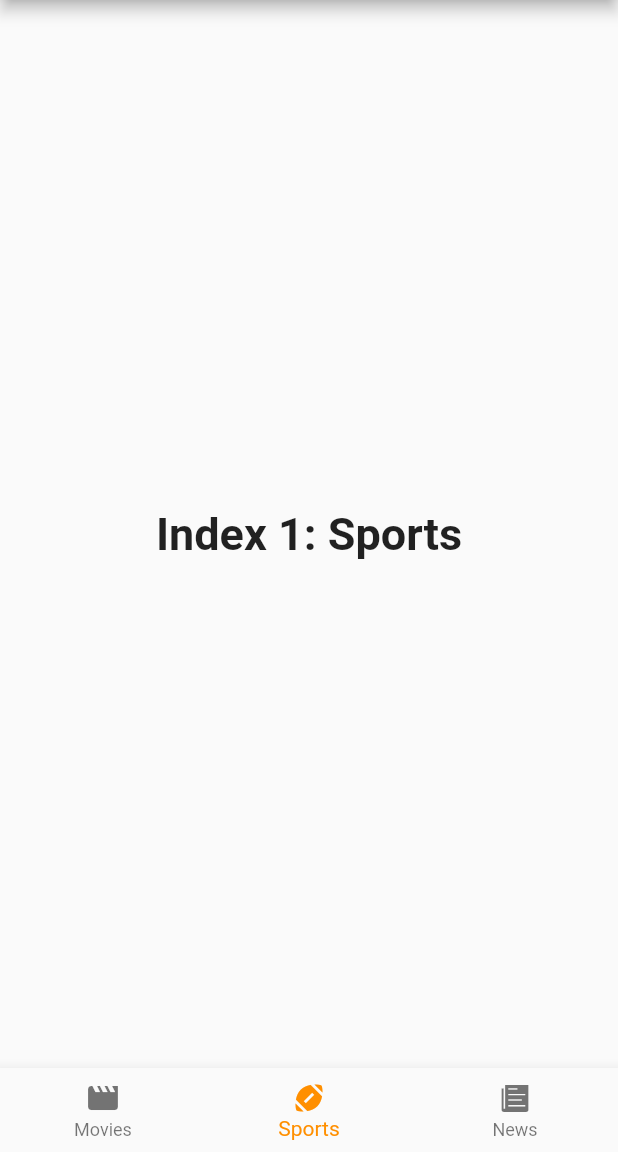
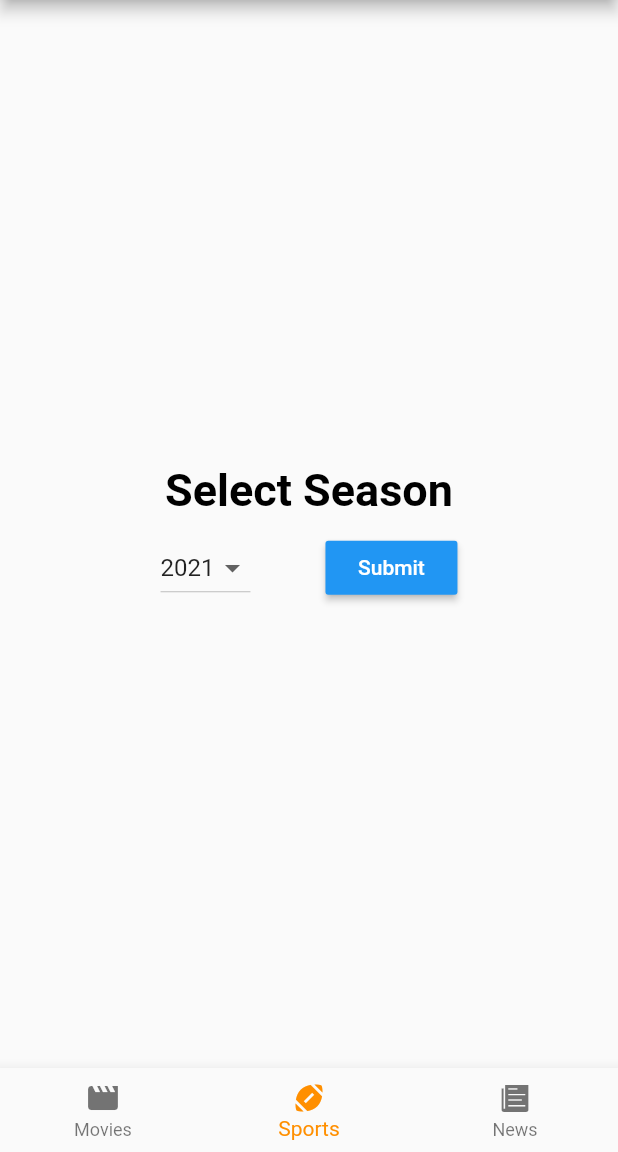
Before and after one commit to Aravindsai24/entertainment_app, a Flutter app: the screen it shows after launch, item 2 of the bottom bar chosen, on a phone screen of 412 x 824 dp, the part 84-1236 px from its top. Run offline on Flutter 3.47's test engine with Material 2 defaults, Android fonts, the phone set to English and light mode, and no system bars.

Commit message:
season selector screen added

```diff
--- a/lib/Football/FootballApi.dart
+++ b/lib/Football/FootballApi.dart
@@ -4,15 +4,20 @@ import 'package:http/http.dart';
 import 'FootballMatch.dart';
 
 class FootballApi {
-  final  url = Uri.parse("https://v3.football.api-sports.io/fixtures?season=2020&league=39");
+  String? url;
+  void setSeason(String? season){
+    url="https://v3.football.api-sports.io/fixtures?$season=2020&league=39";
+  }
+
+
   static const headers = {
     'x-rapidapi-host': "v3.football.api-sports.io",
     //Always make sure to check the api key and the limit of a request in a free api
-    'x-rapidapi-key': "75f283c5b57231cb0e16694e36962f17"
+    'x-rapidapi-key': "c60b6e30365b0f0c0b8de20f60b2b02a"
   };
 
   Future<List<FootballMatch>> getAllMatches() async {
-    Response res = await get(url, headers: headers);
+    Response res = await get(Uri.parse(url!), headers: headers);
     var body;
     List<FootballMatch> matches=[];
     if (res.statusCode == 200) {
--- a/lib/Football/MatchTile.dart
+++ b/lib/Football/MatchTile.dart
@@ -1,3 +1,4 @@
+import 'package:entertainment_app/Football/matchstat.dart';
 import 'package:flutter/material.dart';
 import 'package:entertainment_app/Football/goalstat.dart';
 
@@ -13,7 +14,7 @@ Widget MatchTile(FootballMatch match) {
   return InkWell(
   child:Container(
     margin: EdgeInsets.symmetric(vertical: 12.0),
-    child: Flexible(
+    child: Expanded(
       child:Row(
       mainAxisAlignment: MainAxisAlignment.center,
       crossAxisAlignment: CrossAxisAlignment.center,
@@ -58,6 +59,6 @@ Widget MatchTile(FootballMatch match) {
         ),
       ],
     ),)
-  )
+  ),
   );
 }
--- a/lib/Football/main.dart
+++ b/lib/Football/main.dart
@@ -4,9 +4,9 @@ import 'package:entertainment_app/Football/FootballMatch.dart';
 import 'FootballApi.dart';
 import 'PageBody.dart';
 
-void main() => runApp(MyApp());
+//void main() => runApp(MyApp());
 
-class MyApp extends StatelessWidget {
+class MyFootballApp extends StatelessWidget {
   @override
   Widget build(BuildContext context) {
     return MaterialApp(
--- /dev/null
+++ b/lib/Football/seasonSelect.dart
@@ -0,0 +1,70 @@
+import 'package:entertainment_app/Football/FootballApi.dart';
+import 'package:entertainment_app/Football/main.dart';
+import 'package:flutter/material.dart';
+
+class seasonSelect extends StatefulWidget {
+  const seasonSelect({Key? key}) : super(key: key);
+
+  @override
+  _seasonSelectState createState() => _seasonSelectState();
+}
+
+class _seasonSelectState extends State<seasonSelect> {
+  String? dropDownValue = "2021";
+  var seasons = {'2021', '2020', '2019', '2018'};
+
+  @override
+  Widget build(BuildContext context) {
+    return Scaffold(
+      body: Center(
+        child: Column(
+          mainAxisAlignment: MainAxisAlignment.center,
+          crossAxisAlignment: CrossAxisAlignment.center,
+          children: <Widget>[
+            Text(
+              'Select Season',
+              style: TextStyle(
+                  color: Colors.black,
+                  fontWeight: FontWeight.bold,
+                  fontSize: 30),
+            ),
+            SizedBox(height: 10),
+            Row(
+              mainAxisAlignment: MainAxisAlignment.center,
+              crossAxisAlignment: CrossAxisAlignment.center,
+              children: <Widget>[
+                DropdownButton(
+                  items: seasons.map((e) {
+                    return DropdownMenuItem(
+                      value: e,
+                      child: Text(e),
+                    );
+                  }).toList(),
+                  onChanged: (String? newValue) {
+                    setState(() {
+                      dropDownValue = newValue;
+                    });
+                  },
+                  value: dropDownValue,
+                ),
+                SizedBox(width: 50),
+                RaisedButton(
+                  color: Colors.blue,
+                  child: Text(
+                    'Submit',
+                    style: TextStyle(color: Colors.white),
+                  ),
+                  onPressed: () {
+                    FootballApi().setSeason(dropDownValue);
+                    Navigator.of(context).push(MaterialPageRoute(
+                        builder: (context) => MyFootballApp()));
+                  },
+                ),
+              ],
+            ),
+          ],
+        ),
+      ),
+    );
+  }
+}
--- a/lib/main.dart
+++ b/lib/main.dart
@@ -1,5 +1,8 @@
+import 'package:entertainment_app/Football/seasonSelect.dart';
 import 'package:flutter/cupertino.dart';
 import 'package:flutter/material.dart';
+
+import 'Football/main.dart';
 
 void main() {
   runApp(MyApp());
@@ -13,6 +16,7 @@ class MyApp extends StatelessWidget {
   @override
   Widget build(BuildContext context) {
     return const MaterialApp(
+      debugShowCheckedModeBanner: false,
       title: _title,
       home: MyStatefulWidget(),
     );
@@ -35,10 +39,7 @@ class _MyStatefulWidgetState extends State<MyStatefulWidget> {
       'Index 0: Movies',
       style: optionStyle,
     ),
-    Text(
-      'Index 1: Sports',
-      style: optionStyle,
-    ),
+    seasonSelect(),
     Text(
       'Index 2: News',
       style: optionStyle,
```
Also changed, not shown: lib/Football/PageBody.dart (+21 -21 lines), lib/Football/goalstat.dart (+5 -5 lines), lib/Football/matchstat.dart (+3 -4 lines).
